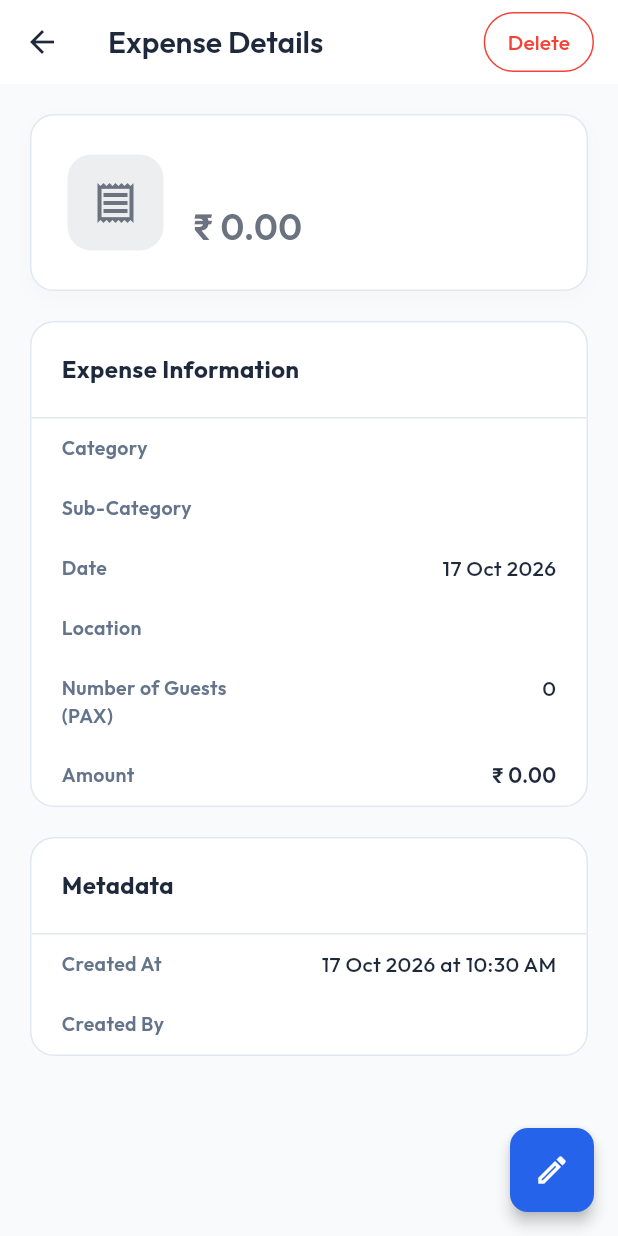
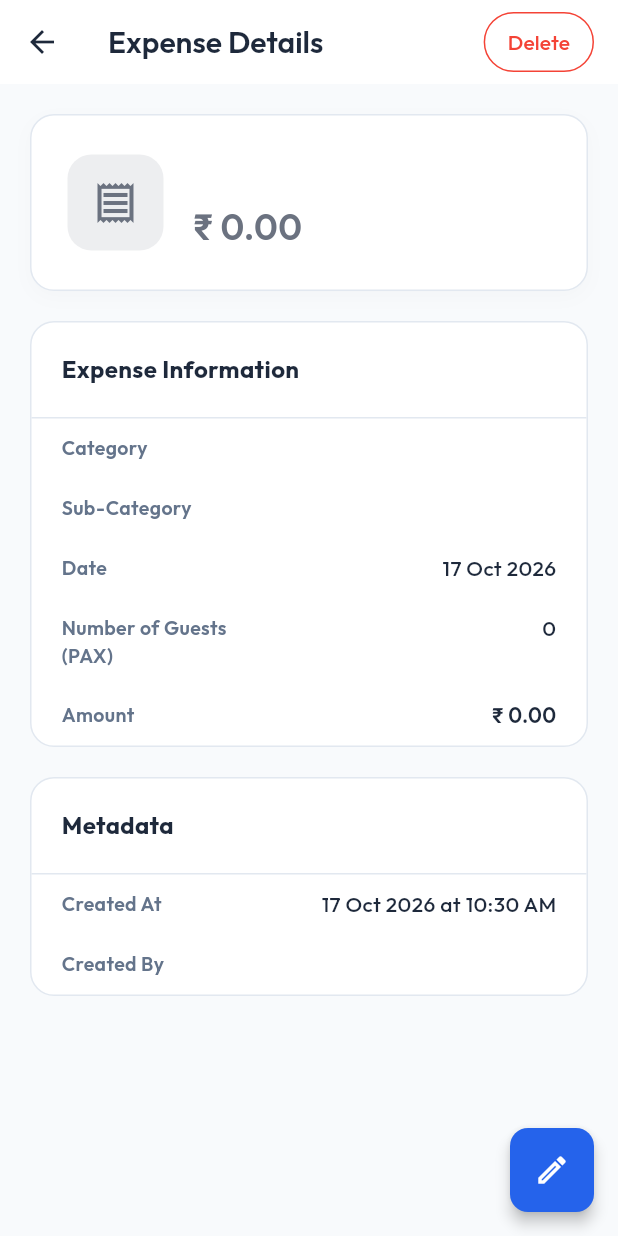
Before and after one commit to SonuSinghRajpoot/expenza, a Flutter app: the ExpenseDetailViewScreen screen opened directly with empty values, on a phone screen of 412 x 824 dp. Run offline on Flutter 3.47's test engine with Material 3 defaults, Android fonts, the phone set to English and light mode, and no system bars; our stand-ins replace connectivity_plus, file_picker, flutter_animate, flutter_local_notifications, flutter_riverpod, flutter_secure_storage and 13 more; missing offline and left inert: dart:js_interop, excel, google_mlkit_document_scanner, google_mlkit_text_recognition, receive_sharing_intent; accounts and stored records are empty.

Commit message:
feat(expenses): add Subscription head with Software / App sub-head
New head 'Subscription' (sub-heads: Software / App, Others) with its own
icon and colour in the app and PDF export. City is optional for this head,
remarks read e.g. 'Software / App subscription', and the AI prompt maps
recurring software plans (Microsoft 365, Google Workspace, Adobe, etc.)
to it. Empty cities are hidden in the detail view and trip list and are
never added to the trip's city list.

Co-Authored-By: Claude Opus 5.5 <noreply@anthropic.com>

```diff
--- a/lib/core/constants/expense_constants.dart
+++ b/lib/core/constants/expense_constants.dart
@@ -5,7 +5,11 @@ class ExpenseConstants {
     'Food',
     'Event',
     'Miscellaneous',
+    'Subscription',
   ];
+
+  /// Heads where the city is optional (the expense is not tied to a place).
+  static const Set<String> headsWithOptionalCity = {'Subscription'};
 
   static const Map<String, List<String>> subHeads = {
     'Travel': ['Cab', 'Bus', 'Train', 'Flight', 'Fuel', 'Bike', 'Auto', 'E-Rickshaw', 'Local', 'Others'],
@@ -22,5 +26,6 @@ class ExpenseConstants {
       'Others',
     ],
     'Miscellaneous': ['Printing', 'Stationary', 'Others'],
+    'Subscription': ['Software / App', 'Others'],
   };
 }
--- a/lib/core/constants/expense_icons.dart
+++ b/lib/core/constants/expense_icons.dart
@@ -103,6 +103,18 @@ IconData getExpenseIcon(String head, String? subHead) {
     }
   }
 
+  // Subscription subheads
+  if (head == 'Subscription' && subHead != null) {
+    switch (subHead) {
+      case 'Software / App':
+        return Icons.apps_outlined;
+      case 'Others':
+        return Icons.more_horiz;
+      default:
+        return Icons.autorenew_rounded;
+    }
+  }
+
   // Fallback to head-level icons
   switch (head) {
     case 'Travel':
@@ -115,6 +127,8 @@ IconData getExpenseIcon(String head, String? subHead) {
       return Icons.event_note_outlined;
     case 'Miscellaneous':
       return Icons.receipt_outlined;
+    case 'Subscription':
+      return Icons.autorenew_rounded;
     default:
       return Icons.receipt_outlined;
   }
--- a/lib/core/services/export_service.dart
+++ b/lib/core/services/export_service.dart
@@ -2002,6 +2002,7 @@ class ExportService {
       'Food': PdfColors.orange700,
       'Event': PdfColors.purple700,
       'Miscellaneous': PdfColors.grey700,
+      'Subscription': PdfColors.teal700,
     };
 
     // Calculate max bar width (available width minus padding and left column)
--- a/lib/core/theme/app_design.dart
+++ b/lib/core/theme/app_design.dart
@@ -91,6 +91,7 @@ class AppDesign {
   static const Color categoryFood = Color(0xFFF59E0B);
   static const Color categoryEvent = Color(0xFF8B5CF6);
   static const Color categoryMisc = Color(0xFF6B7280);
+  static const Color categorySubscription = Color(0xFF0D9488);
 
   // --- COMPONENT SPECIFIC ---
 
--- a/lib/core/utils/remark_builder.dart
+++ b/lib/core/utils/remark_builder.dart
@@ -9,6 +9,7 @@
 ///   Accommodation/Hotel, Jaipur, 2 pax    → "Hotel stay in Jaipur for 2 persons"
 ///   Food/Lunch, Pune, 3 pax               → "Lunch in Pune for 3 persons"
 ///   Event/Printing Fee, Delhi             → "Printing Fee in Delhi"
+///   Subscription/Software / App           → "Software / App subscription"
 class RemarkBuilder {
   RemarkBuilder._();
 
@@ -74,6 +75,10 @@ class RemarkBuilder {
       case 'Miscellaneous':
         text = '${isOthers ? 'Miscellaneous expense' : sub}$inCity';
         break;
+      case 'Subscription':
+        // Subscriptions are not tied to a place, so no city.
+        text = isOthers ? 'Subscription' : '$sub subscription';
+        break;
       default:
         text = '${isOthers ? head : sub}$inCity';
     }
--- a/lib/screens/expense_form/expense_detail_view.dart
+++ b/lib/screens/expense_form/expense_detail_view.dart
@@ -93,10 +93,12 @@ class _ExpenseDetailViewScreenState
                   'End Date',
                   dateFormat.format(expense.endDate),
                 ),
-              _buildDetailRow(
-                expense.head == 'Travel' ? 'From Location' : 'Location',
-                expense.city,
-              ),
+              // City is optional for some heads (e.g. Subscription).
+              if (expense.city.trim().isNotEmpty)
+                _buildDetailRow(
+                  expense.head == 'Travel' ? 'From Location' : 'Location',
+                  expense.city,
+                ),
               if (expense.head == 'Travel' && expense.toCity != null)
                 _buildDetailRow('To Location', expense.toCity!),
               if (expense.pax != null)
@@ -522,6 +524,8 @@ class _ExpenseDetailViewScreenState
         return AppDesign.categoryEvent;
       case 'Miscellaneous':
         return AppDesign.categoryMisc;
+      case 'Subscription':
+        return AppDesign.categorySubscription;
       default:
         return AppDesign.categoryMisc;
     }
--- a/lib/screens/trip_details/widgets/trip_list_items.dart
+++ b/lib/screens/trip_details/widgets/trip_list_items.dart
@@ -63,7 +63,7 @@ class ExpenseListItemWidget extends StatelessWidget {
                       ),
                       const Gap(2),
                       Text(
-                        '${dateFormat.format(expense.startDate).toUpperCase()} • ${expense.city}${expense.toCity != null && expense.toCity != expense.city ? ' \u2192 ${expense.toCity}' : ''}',
+                        '${dateFormat.format(expense.startDate).toUpperCase()}${expense.city.isNotEmpty ? ' • ${expense.city}' : ''}${expense.toCity != null && expense.toCity!.isNotEmpty && expense.toCity != expense.city ? ' \u2192 ${expense.toCity}' : ''}',
                         style: AppTextStyles.bodySmallOf(context),
                       ),
                       if (expense.notes != null && expense.notes!.trim().isNotEmpty) ...[
@@ -138,6 +138,8 @@ class ExpenseListItemWidget extends StatelessWidget {
         return AppDesign.categoryFood;
       case 'Event':
         return AppDesign.categoryEvent;
+      case 'Subscription':
+        return AppDesign.categorySubscription;
       default:
         return AppDesign.categoryMisc;
     }
--- a/lib/services/gemini_service.dart
+++ b/lib/services/gemini_service.dart
@@ -61,7 +61,7 @@ class GeminiService {
         '   - Return the Net Amount Paid / Balance Settled after applying any advance payment, promo voucher, or coupon.\n'
         '5. Never return the pre-discount total or base fare when discounts/deductions are present.\n\n'
         'Meal: Breakfast 4-12, Lunch 12-16, Snacks 16-19, Dinner 19-4. No time: infer.\n'
-        'Merchant logic: Be smart with merchant names. If Uber, Ola, Rapido, BluSmart, or similar cab/bike keywords appear, infer Travel head with Cab or Bike subHead. Swiggy/Zomato -> Food. OYO/MakeMyTrip (hotels) -> Accommodation. Use merchant context to infer appropriate head and subHead from the allowed list.\n'
+        'Merchant logic: Be smart with merchant names. If Uber, Ola, Rapido, BluSmart, or similar cab/bike keywords appear, infer Travel head with Cab or Bike subHead. Swiggy/Zomato -> Food. OYO/MakeMyTrip (hotels) -> Accommodation. Recurring software/app plans (Google Workspace, Microsoft 365, Adobe, Zoom, Canva, ChatGPT, cloud storage, app store subscriptions) -> Subscription with subHead "Software / App". Use merchant context to infer appropriate head and subHead from the allowed list.\n'
         'If a field cannot be determined, use null. Do not guess dates or amounts.$multiPageHint';
   }
 
@@ -84,7 +84,7 @@ class GeminiService {
         '   - Return the Net Amount Paid / Balance Settled after applying any advance payment, promo voucher, or coupon.\n'
         '5. Never return the pre-discount total or base fare when discounts/deductions are present.\n\n'
         'Meal: Breakfast 4-12, Lunch 12-16, Snacks 16-19, Dinner 19-4. No time: infer.\n'
-        'Merchant logic: Be smart with merchant names. If Uber, Ola, Rapido, BluSmart, or similar cab/bike keywords appear, infer Travel head with Cab or Bike subHead. Swiggy/Zomato -> Food. OYO/MakeMyTrip (hotels) -> Accommodation. Use merchant context to infer appropriate head and subHead from the allowed list.\n'
+        'Merchant logic: Be smart with merchant names. If Uber, Ola, Rapido, BluSmart, or similar cab/bike keywords appear, infer Travel head with Cab or Bike subHead. Swiggy/Zomato -> Food. OYO/MakeMyTrip (hotels) -> Accommodation. Recurring software/app plans (Google Workspace, Microsoft 365, Adobe, Zoom, Canva, ChatGPT, cloud storage, app store subscriptions) -> Subscription with subHead "Software / App". Use merchant context to infer appropriate head and subHead from the allowed list.\n'
         'If a field cannot be determined, use null. Do not guess dates or amounts.\n\n'
         '--- RECEIPT OCR TEXT ---\n'
         '$ocrText';
```
Also changed, not shown: lib/screens/expense_form/expense_form.dart (+14 -3 lines), 1 other file.
